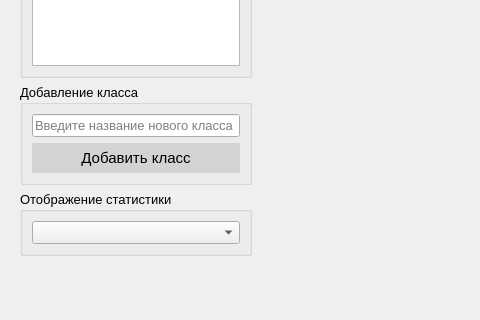
This is desktop_app/design/classes_page.ui in ivansoya/neural-master as Qt 5 draws it before an edit; both pictures show x 0 to 480 and y 236 to 556 of the 1388 by 805 pixel window. The edited form follows.
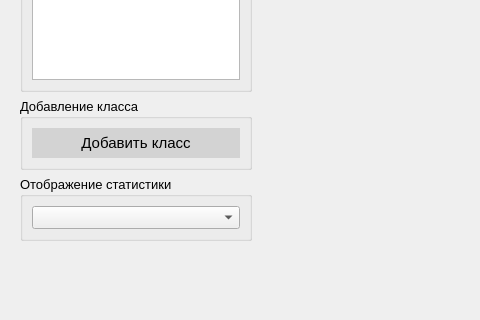
This is the edited form. Custom widgets are drawn as their Qt base class.

What changed in the file:
```diff
--- a/desktop_app/design/classes_page.ui
+++ b/desktop_app/design/classes_page.ui
@@ -78,21 +78,6 @@
            <string>Добавление класса</string>
           </property>
           <layout class="QVBoxLayout" name="verticalLayout_3">
-           <item>
-            <widget class="QLineEdit" name="lineedit_enter_class">
-             <property name="font">
-              <font>
-               <pointsize>10</pointsize>
-              </font>
-             </property>
-             <property name="text">
-              <string/>
-             </property>
-             <property name="placeholderText">
-              <string>Введите название нового класса</string>
-             </property>
-            </widget>
-           </item>
            <item>
             <widget class="QPushButton" name="button_add_class">
              <property name="font">
@@ -191,6 +176,11 @@
   </layout>
  </widget>
  <customwidgets>
+  <customwidget>
+   <class>UClassSelectorList</class>
+   <extends>QListWidget</extends>
+   <header location="global">annotation.annotation_scene</header>
+  </customwidget>
   <customwidget>
    <class>EnumComboBox</class>
    <extends>QComboBox</extends>
@@ -202,11 +192,6 @@
    <header location="global">stats.class_chart</header>
    <container>1</container>
   </customwidget>
-  <customwidget>
-   <class>UClassSelectorList</class>
-   <extends>QListWidget</extends>
-   <header location="global">annotation.annotable</header>
-  </customwidget>
  </customwidgets>
  <resources/>
  <connections/>
```
